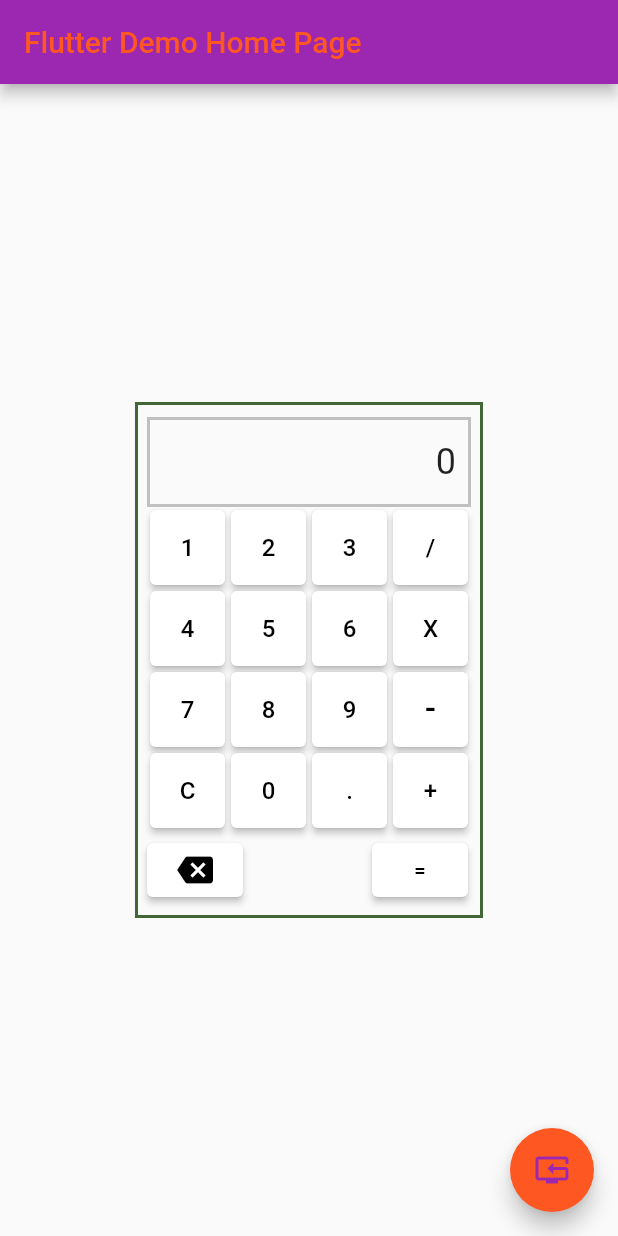
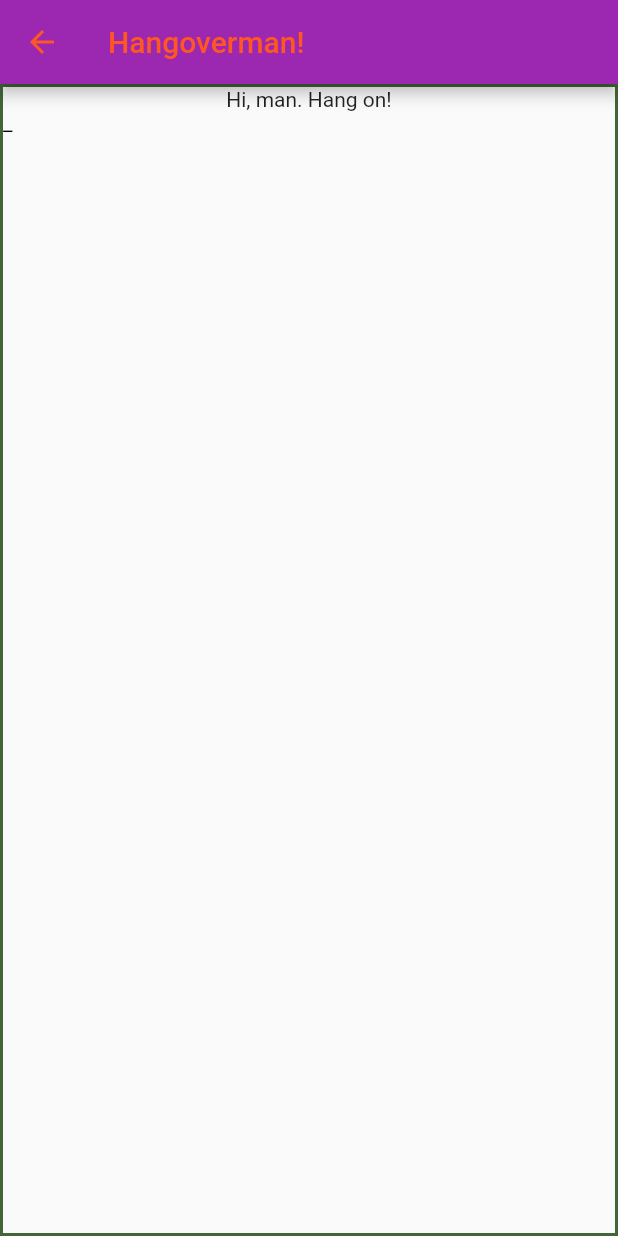
Before and after one commit to Strangebrewer/some_flutter_stuff, a Flutter app: the screen it shows after launch, after a tap on the "reset tv" icon, on a phone screen of 412 x 824 dp. Run offline on Flutter 3.47's test engine with Material 2 defaults, Android fonts, the phone set to English and light mode, and no system bars.

Commit message:
start building hangman

```diff
--- a/lib/main.dart
+++ b/lib/main.dart
@@ -1,5 +1,6 @@
 import 'package:flutter/material.dart';
-import 'package:flutter_fluff/widgets/number_button.dart';
+import 'package:flutter_fluff/screens/calculator_screen.dart';
+import 'package:flutter_fluff/screens/hangman_screen.dart';
 
 void main() {
   runApp(const MyApp());
@@ -29,182 +30,10 @@ class MyApp extends StatelessWidget {
           onSurface: Colors.lightBlue,
         ),
       ),
-      home: const MyHomePage(title: 'Flutter Demo Home Page'),
+      home: const CalculatorScreen(title: 'Muy Calculatore!'),
+      routes: {
+        HangmanScreen.routeName: (ctx) => HangmanScreen(title: 'Hangoverman!'),
+      },
     );
   }
 }
-
-class MyHomePage extends StatefulWidget {
-  const MyHomePage({Key? key, required this.title}) : super(key: key);
-
-  final String title;
-
-  @override
-  State<MyHomePage> createState() => _MyHomePageState();
-}
-
-class _MyHomePageState extends State<MyHomePage> {
-  List<double> values = [];
-  bool cleared = true;
-  List<String> currentValues = ['0'];
-
-  completeValue() {
-    // take all items in currentValues and convert them to a double
-    String currentNumber = currentValues.join("");
-    values.add(double.parse(currentNumber));
-    currentValues.clear();
-    currentValues.add(currentNumber);
-  }
-
-  reset() {
-    setState(() {
-      currentValues.clear();
-      currentValues.add('0');
-    });
-  }
-
-  void addValue(String value) {
-    if (currentValues.length == 1 && currentValues[0] == '0') {
-      currentValues.clear();
-    }
-    setState(() {
-      currentValues.add(value);
-    });
-  }
-
-  add(String _) {
-    completeValue();
-    // then do the operation
-    setState(() {
-      currentValues.add(' + ');
-    });
-    // blah blah blah - I could work out the calculator logic, but that isn't the challenge, here
-    // The challenge is learning Flutter, not basic programming logic.
-    //  And learning Flutter, in this sense, means tossing out most of what I know
-    //    of html and CSS and learning Flutter's way of positioning things
-    //    (and state and db connections and all that, too, but later)
-  }
-
-  subtract() {}
-
-  multiply() {}
-
-  divide() {}
-
-  @override
-  Widget build(BuildContext context) {
-    return Scaffold(
-      appBar: AppBar(
-        title: Text(widget.title),
-      ),
-      body: Center(
-        child: Container(
-          width: 232,
-          height: 344,
-          padding: const EdgeInsets.fromLTRB(6, 6, 6, 2),
-          decoration: BoxDecoration(
-            border: Border.all(
-              width: 2,
-              color: const Color.fromRGBO(66, 102, 54, 1),
-            ),
-          ),
-          child: Column(
-            mainAxisAlignment: MainAxisAlignment.center,
-            children: [
-              Container(
-                width: 216,
-                height: 60,
-                decoration: BoxDecoration(
-                  border: Border.all(
-                    width: 2,
-                    color: const Color.fromARGB(255, 192, 192, 192),
-                  ),
-                ),
-                child: Padding(
-                  padding: const EdgeInsets.only(right: 8),
-                  child: Row(
-                    children: [
-                      const Spacer(),
-                      ...currentValues
-                          .map((e) =>
-                              Text(e, style: const TextStyle(fontSize: 24)))
-                          .toList()
-                    ],
-                  ),
-                ),
-              ),
-              Row(
-                mainAxisAlignment: MainAxisAlignment.center,
-                children: [
-                  NumberButton('1', addValue),
-                  NumberButton('2', addValue),
-                  NumberButton('3', addValue),
-                  NumberButton('/', divide),
-                ],
-              ),
-              Row(
-                mainAxisAlignment: MainAxisAlignment.center,
-                children: [
-                  NumberButton('4', addValue),
-                  NumberButton('5', addValue),
-                  NumberButton('6', addValue),
-                  NumberButton('X', multiply),
-                ],
-              ),
-              Row(
-                mainAxisAlignment: MainAxisAlignment.center,
-                children: [
-                  NumberButton('7', addValue),
-                  NumberButton('8', addValue),
-                  NumberButton('9', addValue),
-                  NumberButton('-', subtract),
-                ],
-              ),
-              Row(
-                mainAxisAlignment: MainAxisAlignment.center,
-                children: [
-                  NumberButton('C', (_) => reset()),
-                  NumberButton('0', addValue),
-                  NumberButton('.', addValue),
-                  NumberButton('+', add),
-                ],
-              ),
-              Row(
-                mainAxisAlignment: MainAxisAlignment.center,
-                children: [
-                  ElevatedButton(
-                    onPressed: completeValue,
-                    style: ButtonStyle(
-                      backgroundColor: MaterialStateProperty.all(Colors.white),
-                      foregroundColor: MaterialStateProperty.all(Colors.black),
-                    ),
-                    child: const Icon(Icons.backspace),
-                  ),
-                  const Spacer(),
-                  Padding(
-                    padding: const EdgeInsets.all(2),
-                    child: ElevatedButton(
-                      onPressed: completeValue,
-                      style: ButtonStyle(
-                        backgroundColor:
-                            MaterialStateProperty.all(Colors.white),
-                        foregroundColor:
-                            MaterialStateProperty.all(Colors.black),
-                      ),
-                      child: const Text('='),
-                    ),
-                  ),
-                ],
-              )
-            ],
-          ),
-        ),
-      ),
-      floatingActionButton: FloatingActionButton(
-        onPressed: () {},
-        tooltip: 'Clear',
-        child: const Icon(Icons.reset_tv),
-      ),
-    );
-  }
-}
--- /dev/null
+++ b/lib/screens/calculator_screen.dart
@@ -0,0 +1,181 @@
+import 'package:flutter/material.dart';
+import 'package:flutter_fluff/screens/hangman_screen.dart';
+import 'package:flutter_fluff/widgets/number_button.dart';
+
+class CalculatorScreen extends StatefulWidget {
+  final String title;
+
+  const CalculatorScreen({Key? key, required this.title}) : super(key: key);
+
+  @override
+  State<CalculatorScreen> createState() => _CalculatorScreenState();
+}
+
+class _CalculatorScreenState extends State<CalculatorScreen> {
+  List<double> values = [];
+  bool cleared = true;
+  List<String> currentValues = ['0'];
+
+  completeValue() {
+    // take all items in currentValues and convert them to a double
+    String currentNumber = currentValues.join("");
+    values.add(double.parse(currentNumber));
+    currentValues.clear();
+    currentValues.add(currentNumber);
+  }
+
+  reset() {
+    setState(() {
+      currentValues.clear();
+      currentValues.add('0');
+    });
+  }
+
+  void addValue(String value) {
+    if (currentValues.length == 1 && currentValues[0] == '0') {
+      currentValues.clear();
+    }
+    setState(() {
+      currentValues.add(value);
+    });
+  }
+
+  add(String _) {
+    completeValue();
+    // then do the operation
+    setState(() {
+      currentValues.add(' + ');
+    });
+    // blah blah blah - I could work out the calculator logic, but that isn't the challenge, here
+    // The challenge is learning Flutter, not basic programming logic.
+    //  And learning Flutter, in this sense, means tossing out most of what I know
+    //    of html and CSS and learning Flutter's way of positioning things
+    //    (and state and db connections and all that, too, but later)
+  }
+
+  subtract() {}
+
+  multiply() {}
+
+  divide() {}
+
+  @override
+  Widget build(BuildContext context) {
+    return Scaffold(
+      appBar: AppBar(
+        title: Text(widget.title),
+      ),
+      body: Center(
+        child: Container(
+          width: 232,
+          height: 344,
+          padding: const EdgeInsets.fromLTRB(6, 6, 6, 2),
+          decoration: BoxDecoration(
+            color: const Color.fromRGBO(55, 202, 127, 0.2),
+            border: Border.all(
+              width: 2,
+              color: const Color.fromRGBO(66, 102, 54, 1),
+            ),
+          ),
+          child: Column(
+            mainAxisAlignment: MainAxisAlignment.center,
+            children: [
+              Container(
+                width: 216,
+                height: 60,
+                decoration: BoxDecoration(
+                  border: Border.all(
+                    width: 2,
+                    color: const Color.fromARGB(255, 192, 192, 192),
+                  ),
+                ),
+                child: Padding(
+                  padding: const EdgeInsets.only(right: 8),
+                  child: Row(
+                    children: [
+                      const Spacer(),
+                      ...currentValues
+                          .map((e) =>
+                              Text(e, style: const TextStyle(fontSize: 24)))
+                          .toList()
+                    ],
+                  ),
+                ),
+              ),
+              Row(
+                mainAxisAlignment: MainAxisAlignment.center,
+                children: [
+                  NumberButton('1', addValue),
+                  NumberButton('2', addValue),
+                  NumberButton('3', addValue),
+                  NumberButton('/', divide),
+                ],
+              ),
+              Row(
+                mainAxisAlignment: MainAxisAlignment.center,
+                children: [
+                  NumberButton('4', addValue),
+                  NumberButton('5', addValue),
+                  NumberButton('6', addValue),
+                  NumberButton('X', multiply),
+                ],
+              ),
+              Row(
+                mainAxisAlignment: MainAxisAlignment.center,
+                children: [
+                  NumberButton('7', addValue),
+                  NumberButton('8', addValue),
+                  NumberButton('9', addValue),
+                  NumberButton('-', subtract),
+                ],
+              ),
+              Row(
+                mainAxisAlignment: MainAxisAlignment.center,
+                children: [
+                  NumberButton('C', (_) => reset()),
+                  NumberButton('0', addValue),
+                  NumberButton('.', addValue),
+                  NumberButton('+', add),
+                ],
+              ),
+              Row(
+                mainAxisAlignment: MainAxisAlignment.center,
+                children: [
+                  ElevatedButton(
+                    onPressed: completeValue,
+                    style: ButtonStyle(
+                      backgroundColor: MaterialStateProperty.all(Colors.white),
+                      foregroundColor: MaterialStateProperty.all(Colors.black),
+                    ),
+                    child: const Icon(Icons.backspace),
+                  ),
+                  const Spacer(),
+                  Padding(
+                    padding: const EdgeInsets.all(2),
+                    child: ElevatedButton(
+                      onPressed: completeValue,
+                      style: ButtonStyle(
+                        backgroundColor:
+                            MaterialStateProperty.all(Colors.white),
+                        foregroundColor:
+                            MaterialStateProperty.all(Colors.black),
+                      ),
+                      child: const Text('='),
+                    ),
+                  ),
+                ],
+              )
+            ],
+          ),
+        ),
+      ),
+      floatingActionButton: FloatingActionButton(
+        onPressed: () {
+          Navigator.of(context).pushNamed(HangmanScreen.routeName);
+        },
+        tooltip: 'Clear',
+        child: const Icon(Icons.reset_tv),
+      ),
+    );
+  }
+}
--- /dev/null
+++ b/lib/screens/hangman_screen.dart
@@ -0,0 +1,48 @@
+import 'package:flutter/material.dart';
+import 'package:flutter_fluff/widgets/hangman_letter.dart';
+
+class HangmanScreen extends StatelessWidget {
+  static const routeName = '/hangman';
+  final String title;
+  String word = '';
+  final List<Map<String, bool>> letters = [];
+
+  HangmanScreen({Key? key, required this.title}) : super(key: key);
+
+  // the logic for this could look something like:
+  // An array of letter objects, with the letter property and the guessed property
+  // The letters display is a Row whose children prop is a map of letters array
+  //  mapped to a HangmanLetter.
+  // When you guess a letter, it checks the array; if it's wrong, the letter is added to
+  //  a wrong-guesses array, which is also displayed. If it's correct, the "guessed" prop
+  //  for that letter is flipped to true.
+  // When the wrong-guesses array reaches a certain length, the game is lost.
+  // When all letters have been guessed correctly, the game is won.
+
+  @override
+  Widget build(BuildContext context) {
+    return Scaffold(
+      appBar: AppBar(title: Text(title)),
+      body: Center(
+        child: Container(
+          decoration: BoxDecoration(
+            border: Border.all(
+              width: 2,
+              color: const Color.fromRGBO(66, 102, 54, 1),
+            ),
+          ),
+          child: Column(
+            children: [
+              const Text('Hi, man. Hang on!'),
+              Row(
+                children: const [
+                  HangmanLetter('B', false),
+                ],
+              )
+            ],
+          ),
+        ),
+      ),
+    );
+  }
+}
--- /dev/null
+++ b/lib/widgets/hangman_letter.dart
@@ -0,0 +1,16 @@
+import 'package:flutter/material.dart';
+
+class HangmanLetter extends StatelessWidget {
+  final String letter;
+  final bool guessed;
+
+  const HangmanLetter(this.letter, this.guessed, {Key? key}) : super(key: key);
+
+  @override
+  Widget build(BuildContext context) {
+    return Text(
+      guessed ? letter : '_',
+      style: const TextStyle(color: Colors.black),
+    );
+  }
+}
```
